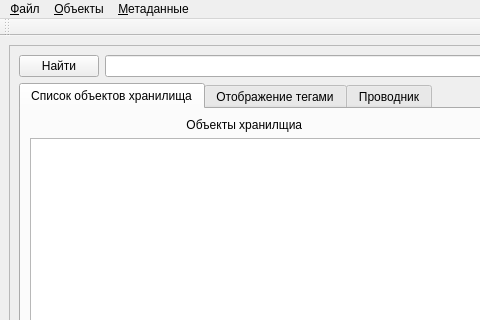
Before: the Qt Designer form Project/QtDesigner/MainWindow(upgrate)/MainWindow_ui.ui in valexl/SmartFiles, drawn with Qt 5; both pictures show x 0 to 480 and y 0 to 320 of the 786 by 699 pixel window.
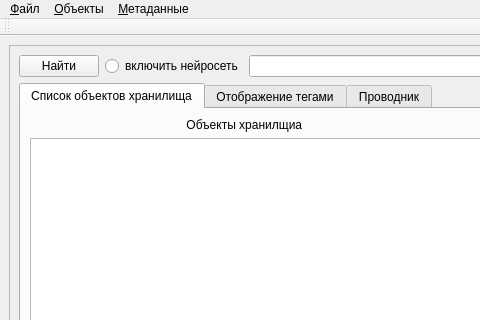
After: the same form once the commit is applied.

Commit message: Полностью реализована  функциональность для работы с хранилищем (пометка, уделание, модификация) с учетом различного плана не желательных действий пользователя (возможно не все... так как тестилась мало... но в целом уже лучше). добавлены функции массового копирования файлов в хранилщие. модификация метаданных у файла(не в плане названий пользователя и тд. а в плане какие именно теги у него были и стали). добавлены прогресс бары (работают хорошо, только если файлы не большого размера. при больших размеров файлов зависает.) вновь изменен немного дизайн.

The edit to the form file:
```diff
--- a/Project/QtDesigner/MainWindow(upgrate)/MainWindow_ui.ui
+++ b/Project/QtDesigner/MainWindow(upgrate)/MainWindow_ui.ui
@@ -33,6 +33,13 @@
            </property>
           </widget>
          </item>
+         <item>
+          <widget class="QRadioButton" name="radioButton_neural_net">
+           <property name="text">
+            <string>включить нейросеть</string>
+           </property>
+          </widget>
+         </item>
          <item>
           <widget class="QLineEdit" name="lineEdit_search"/>
          </item>
```
Left out of the diff: 30 changed lines with no effect on the pictures. The commit also changes 6 other files.
